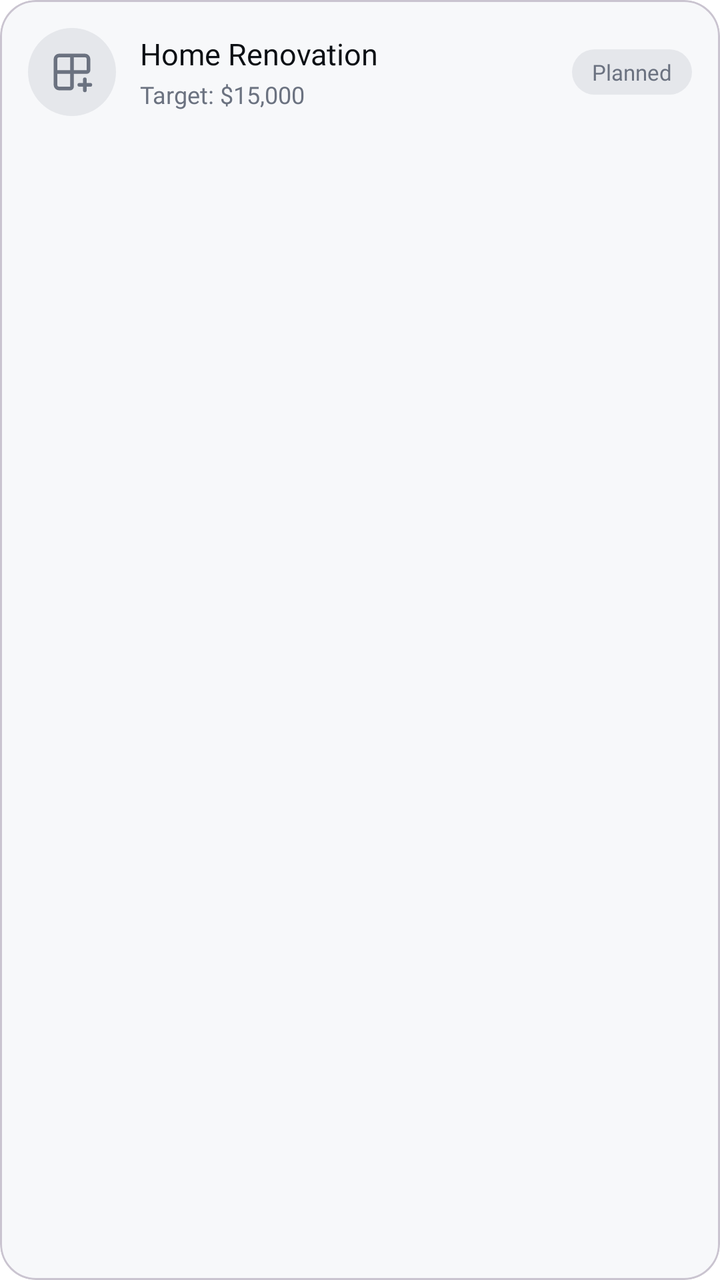
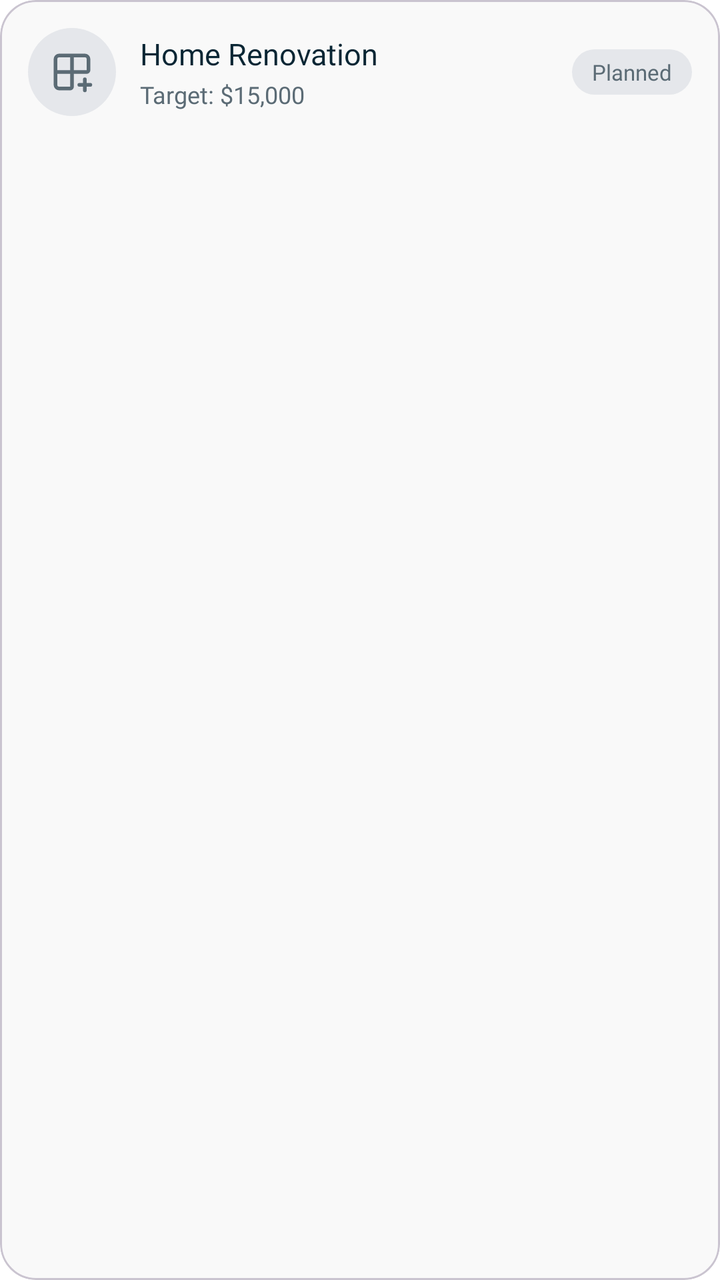

Before-and-after screenshots of an Android layout around one commit, followed by the original layout XML and the change that was made.
<!-- AndroidManifest.xml: application theme Theme.ExpenseTracker -->
<!-- res/layout/item_planned_saving_goal.xml -->
<?xml version="1.0" encoding="utf-8"?>
<com.google.android.material.card.MaterialCardView xmlns:android="http://schemas.android.com/apk/res/android"
    xmlns:app="http://schemas.android.com/apk/res-auto"
    android:layout_width="match_parent"
    android:layout_height="wrap_content"
    android:layout_marginBottom="12dp"
    app:cardBackgroundColor="#F7F8FA"
    app:cardCornerRadius="18dp"
    app:cardElevation="0dp">

    <LinearLayout
        android:layout_width="match_parent"
        android:layout_height="wrap_content"
        android:orientation="horizontal"
        android:gravity="center_vertical"
        android:padding="14dp">

        <FrameLayout
            android:id="@+id/plannedIconBg"
            android:layout_width="44dp"
            android:layout_height="44dp"
            android:background="@drawable/bg_circle_planned_icon">

            <ImageView
                android:id="@+id/ivPlannedIcon"
                android:layout_width="22dp"
                android:layout_height="22dp"
                android:layout_gravity="center"
                android:importantForAccessibility="no"
                android:src="@drawable/ic_grid"
                app:tint="#6B7280" />

        </FrameLayout>

        <LinearLayout
            android:layout_width="0dp"
            android:layout_height="wrap_content"
            android:layout_weight="1"
            android:layout_marginStart="12dp"
            android:orientation="vertical">

            <TextView
                android:id="@+id/tvPlannedName"
                android:layout_width="wrap_content"
                android:layout_height="wrap_content"
                android:fontFamily="@font/inter_extra_bold"
                android:text="Home Renovation"
                android:textColor="#0B0F14"
                android:textSize="15sp" />

            <TextView
                android:id="@+id/tvPlannedTarget"
                android:layout_width="wrap_content"
                android:layout_height="wrap_content"
                android:layout_marginTop="2dp"
                android:fontFamily="@font/inter_medium"
                android:text="Target: $15,000"
                android:textColor="#6B7280"
                android:textSize="12sp" />

        </LinearLayout>

        <TextView
            android:layout_width="wrap_content"
            android:layout_height="wrap_content"
            android:background="@drawable/bg_pill_planned"
            android:fontFamily="@font/inter_medium"
            android:paddingStart="10dp"
            android:paddingTop="4dp"
            android:paddingEnd="10dp"
            android:paddingBottom="4dp"
            android:text="Planned"
            android:textColor="#6B7280"
            android:textSize="11sp" />

    </LinearLayout>

</com.google.android.material.card.MaterialCardView>
<!-- resources referenced by this layout -->
<resources>
  <style name="Base.Theme.ExpenseTracker" parent="Theme.Material3.Light.NoActionBar">
          <item name="android:windowBackground">@color/white</item>
          <item name="colorSurface">@color/white</item>
          
          <item name="colorPrimary">@color/fin_blue</item>
          <item name="colorOnPrimary">@color/white</item>
          <item name="colorPrimaryContainer">@color/fin_blue_tint</item>
          <item name="colorOnPrimaryContainer">@color/fin_navy</item>
          <item name="colorSecondary">@color/fin_navy</item>
          <item name="colorOnSecondary">@color/white</item>
          <item name="colorSecondaryContainer">@color/fin_blue_tint</item>
          <item name="colorOnSecondaryContainer">@color/fin_navy</item>
          
          <item name="colorTertiary">@color/fin_orange</item>
          <item name="colorOnTertiary">@color/fin_navy</item>
          <item name="colorError">@color/fin_error</item>
          <item name="colorOnError">@color/white</item>
          
          <item name="elevationOverlayEnabled">false</item>
          
          <item name="android:forceDarkAllowed" tools:targetApi="q">false</item>
      </style>
  <!-- unchanged entries left out for length: 10 -->
</resources>

<!-- the commit's change to res/layout/item_planned_saving_goal.xml (unified diff, before → after) -->
@@ -4,7 +4,7 @@
     android:layout_width="match_parent"
     android:layout_height="wrap_content"
     android:layout_marginBottom="12dp"
-    app:cardBackgroundColor="#F7F8FA"
+    app:cardBackgroundColor="@color/fin_bg"
     app:cardCornerRadius="18dp"
     app:cardElevation="0dp">
 
@@ -28,7 +28,7 @@
                 android:layout_gravity="center"
                 android:importantForAccessibility="no"
                 android:src="@drawable/ic_grid"
-                app:tint="#6B7280" />
+                app:tint="@color/fin_text_secondary" />
 
         </FrameLayout>
 
@@ -45,7 +45,7 @@
                 android:layout_height="wrap_content"
                 android:fontFamily="@font/inter_extra_bold"
                 android:text="Home Renovation"
-                android:textColor="#0B0F14"
+                android:textColor="@color/fin_navy"
                 android:textSize="15sp" />
 
             <TextView
@@ -55,7 +55,7 @@
                 android:layout_marginTop="2dp"
                 android:fontFamily="@font/inter_medium"
                 android:text="Target: $15,000"
-                android:textColor="#6B7280"
+                android:textColor="@color/fin_text_secondary"
                 android:textSize="12sp" />
 
         </LinearLayout>
@@ -70,7 +70,7 @@
             android:paddingEnd="10dp"
             android:paddingBottom="4dp"
             android:text="Planned"
-            android:textColor="#6B7280"
+            android:textColor="@color/fin_text_secondary"
             android:textSize="11sp" />
 
     </LinearLayout>
<!-- resource entries referenced after the edit -->
@@ -1,5 +1,7 @@
 <!-- resources referenced by this layout -->
 <resources>
+  <color name="fin_bg">#FFF9F9F9</color>
+  <color name="fin_text_secondary">#FF5B6B75</color>
   <style name="Base.Theme.ExpenseTracker" parent="Theme.Material3.Light.NoActionBar">
           <item name="android:windowBackground">@color/white</item>
           <item name="colorSurface">@color/white</item>
@@ -20,7 +22,103 @@
           
           <item name="elevationOverlayEnabled">false</item>
           
+          <item name="materialAlertDialogTheme">@style/ThemeOverlay.Finara.Dialog</item>
+          <item name="bottomSheetDialogTheme">@style/AppBottomSheetDialogTheme</item>
+          
           <item name="android:forceDarkAllowed" tools:targetApi="q">false</item>
+      </style>
+  <style name="ThemeOverlay.Finara.Dialog" parent="ThemeOverlay.Material3.MaterialAlertDialog">
+          <item name="colorSurface">@color/fin_surface</item>
+          <item name="colorPrimary">@color/fin_blue</item>
+          <item name="colorOnSurface">@color/fin_navy</item>
+          <item name="colorOnSurfaceVariant">@color/fin_text_secondary</item>
+          
+          <item name="colorSurfaceContainerHigh">@color/fin_surface</item>
+          <item name="colorSurfaceContainer">@color/fin_surface</item>
+          <item name="colorSurfaceContainerLow">@color/fin_surface</item>
+          <item name="colorSurfaceContainerHighest">@color/fin_surface_muted</item>
+          <item name="colorOutline">@color/fin_border</item>
+          <item name="elevationOverlayEnabled">false</item>
+          <item name="shapeAppearanceOverlay">@style/RoundedDialogShape</item>
+          <item name="android:backgroundDimAmount">0.45</item>
+          <item name="materialAlertDialogTitleTextStyle">@style/Finara.Dialog.Title</item>
+          <item name="materialAlertDialogBodyTextStyle">@style/Finara.Dialog.Body</item>
+          <item name="buttonBarPositiveButtonStyle">@style/Finara.Dialog.Button.Positive</item>
+          <item name="buttonBarNegativeButtonStyle">@style/Finara.Dialog.Button.Negative</item>
+          <item name="buttonBarNeutralButtonStyle">@style/Finara.Dialog.Button.Negative</item>
+      </style>
+  <style name="AppBottomSheetDialogTheme" parent="Theme.Material3.Light.BottomSheetDialog">
+          <item name="bottomSheetStyle">@style/AppBottomSheetStyle</item>
+          
+          <item name="colorPrimary">@color/fin_blue</item>
+          <item name="colorOnPrimary">@color/white</item>
+          <item name="colorPrimaryContainer">@color/fin_blue_tint</item>
+          <item name="colorOnPrimaryContainer">@color/fin_navy</item>
+          <item name="colorSecondaryContainer">@color/fin_blue_tint</item>
+          <item name="colorOnSecondaryContainer">@color/fin_navy</item>
+          <item name="colorError">@color/fin_error</item>
+          <item name="android:backgroundDimAmount">0.45</item>
+          <item name="colorSurfaceContainerLow">@color/fin_surface</item>
+          <item name="colorSurfaceContainerHighest">@color/fin_surface_muted</item>
+          
+          <item name="materialAlertDialogTheme">@style/ThemeOverlay.Finara.Dialog</item>
+      </style>
+  <color name="fin_surface">#FFFFFFFF</color>
+  <color name="fin_surface_muted">#FFF2F4F5</color>
+  <color name="fin_border">#FFE3E8EB</color>
+  <style name="RoundedDialogShape" parent="">
+          <item name="cornerFamily">rounded</item>
+          <item name="cornerSize">24dp</item>
+      </style>
+  <style name="Finara.Dialog.Title" parent="MaterialAlertDialog.Material3.Title.Text">
+          <item name="android:textColor">@color/fin_navy</item>
+          <item name="android:fontFamily">@font/inter_extra_bold</item>
+          <item name="android:textSize">19sp</item>
+      </style>
+  <style name="Finara.Dialog.Body" parent="MaterialAlertDialog.Material3.Body.Text">
+          <item name="android:textColor">@color/fin_text_secondary</item>
+          <item name="android:fontFamily">@font/inter_medium</item>
+          <item name="android:textSize">14sp</item>
+          <item name="android:lineSpacingExtra">3sp</item>
+      </style>
+  <style name="Finara.Dialog.Button.Positive" parent="Widget.Material3.Button">
+          <item name="backgroundTint">@color/fin_blue</item>
+          <item name="android:textColor">@color/white</item>
+          <item name="android:fontFamily">@font/inter_extra_bold</item>
+          <item name="android:textSize">14sp</item>
+          <item name="android:textAllCaps">false</item>
+          <item name="android:minWidth">96dp</item>
+          <item name="android:minHeight">48dp</item>
+          <item name="android:layout_marginStart">8dp</item>
+          <item name="cornerRadius">14dp</item>
+          <item name="android:insetTop">0dp</item>
+          <item name="android:insetBottom">0dp</item>
+      </style>
+  <style name="Finara.Dialog.Button.Negative" parent="Widget.Material3.Button">
+          <item name="backgroundTint">@color/fin_surface_muted</item>
+          <item name="android:textColor">@color/fin_navy</item>
+          <item name="android:fontFamily">@font/inter_medium</item>
+          <item name="android:textSize">14sp</item>
+          <item name="android:textAllCaps">false</item>
+          <item name="android:minWidth">96dp</item>
+          <item name="android:minHeight">48dp</item>
+          <item name="android:layout_marginStart">8dp</item>
+          <item name="cornerRadius">14dp</item>
+          <item name="android:insetTop">0dp</item>
+          <item name="android:insetBottom">0dp</item>
+          <item name="rippleColor">#14092634</item>
+      </style>
+  <style name="AppBottomSheetStyle" parent="Widget.Material3.BottomSheet.Modal">
+          <item name="shapeAppearance">@style/AppShapeAppearanceBottomSheet</item>
+          
+          <item name="backgroundTint">@color/fin_surface</item>
+      </style>
+  <style name="AppShapeAppearanceBottomSheet" parent="">
+          <item name="cornerFamily">rounded</item>
+          <item name="cornerSizeTopLeft">28dp</item>
+          <item name="cornerSizeTopRight">28dp</item>
+          <item name="cornerSizeBottomLeft">0dp</item>
+          <item name="cornerSizeBottomRight">0dp</item>
       </style>
   <!-- unchanged entries left out for length: 10 -->
 </resources>
